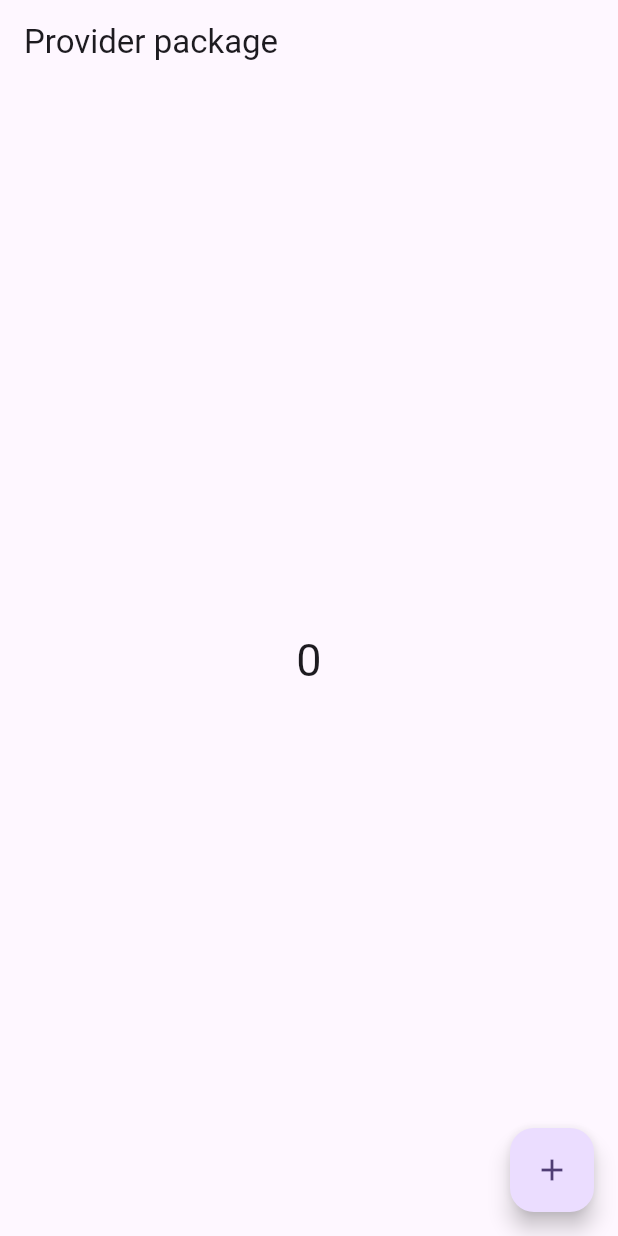
After one commit to MohammadBahlaq/flutter_application_1, a Flutter app: the screen it shows after launch, on a phone screen of 412 x 824 dp. The commit adds this screen. Run offline on Flutter 3.47's test engine with Material 3 defaults, Android fonts, the phone set to English and light mode, and no system bars; our stand-ins replace flutter_secure_storage, flutter_svg, geolocator, lottie, permission_handler, shared_preferences; missing offline and left inert: short_navigation.

Commit message:
Permisions, Lottie, Svg, Geolocator, Provider

```diff
--- a/lib/main.dart
+++ b/lib/main.dart
@@ -2,6 +2,7 @@
 
 import 'package:flutter/material.dart';
 import 'package:flutter/services.dart';
+import 'package:flutter_application_1/packages/geolocator_package.dart';
 import 'package:flutter_application_1/packages/lottie_package.dart';
 import 'package:flutter_application_1/packages/permission_handler_package.dart';
 import 'package:flutter_application_1/packages/secure_storge_2.dart';
@@ -9,6 +10,7 @@ import 'package:flutter_application_1/packages/secure_storge_package.dart';
 import 'package:flutter_application_1/packages/shared_preferences_package.dart';
 import 'package:flutter_application_1/packages/svg_package.dart';
 import 'package:flutter_application_1/packages/url_lanucher_package.dart';
+import 'package:flutter_application_1/provider/provider_package.dart';
 import 'package:flutter_application_1/widgets/bottom_sheet_widget.dart';
 import 'package:flutter_application_1/widgets/navigation_widgets/bottom_navigation_bar_widget.dart';
 import 'package:flutter_application_1/widgets/navigation_widgets/navigation.dart';
@@ -56,7 +58,7 @@ class MyApp extends StatelessWidget {
         useMaterial3: true,
         colorScheme: ColorScheme.fromSeed(seedColor: Colors.deepPurple),
       ),
-      home: PermissionHandlerPackage(),
+      home: ProviderPackage(),
       routes: {
         'pageOne': (_) => PageOne(),
         'pageTwo': (_) => PageTwo(),
--- /dev/null
+++ b/lib/provider/counter_controller.dart
@@ -0,0 +1,12 @@
+import 'package:flutter/material.dart';
+
+class CounterController with ChangeNotifier {
+  int counter = 0;
+  bool counterAbove5 = false;
+
+  void incrementCounter() {
+    // counter++;
+    // if (counter > 5) counterAbove5 = true;
+    notifyListeners();
+  }
+}
--- /dev/null
+++ b/lib/provider/provider_package.dart
@@ -0,0 +1,86 @@
+import 'package:flutter/material.dart';
+import 'package:flutter_application_1/provider/counter_controller.dart';
+import 'package:provider/provider.dart';
+
+class ProviderPackage extends StatelessWidget {
+  const ProviderPackage({super.key});
+
+  @override
+  Widget build(BuildContext _) {
+    print('build');
+
+    return ChangeNotifierProvider(
+      create: (_) => CounterController(),
+      child: Builder(
+        builder: (context) {
+          final counterCrt = context.read<CounterController>();
+
+          return Scaffold(
+            appBar: AppBar(title: Text('Provider package')),
+            floatingActionButton: FloatingActionButton(
+              onPressed: counterCrt.incrementCounter,
+              child: Icon(Icons.add),
+            ),
+
+            body: Center(
+              child: Consumer<CounterController>(
+                builder: (_, counterCrt, _) {
+                  print('Consumer rebuild');
+                  return Text(
+                    '${counterCrt.counter}',
+                    style: TextStyle(fontSize: 30),
+                  );
+                },
+              ),
+
+              // child: Selector<CounterController, int>(
+              //   selector: (p0, p1) => p1.counter,
+              //   builder: (context, value, child) {
+              //     return Text('$value', style: TextStyle(fontSize: 30));
+              //   },
+              // ),
+            ),
+
+            // body: Center(
+            //   child:
+            //       Selector<
+            //         CounterController,
+            //         ({int counter, bool counterAbove5})
+            //       >(
+            //         selector: (p0, p1) =>
+            //             (counter: p1.counter, counterAbove5: p1.counterAbove5),
+            //         builder: (context, recored, child) {
+            //           print('Selector rebuild');
+            //           return Column(
+            //             mainAxisAlignment: MainAxisAlignment.center,
+            //             children: [
+            //               Text(
+            //                 '${recored.counter}',
+            //                 style: TextStyle(fontSize: 30),
+            //               ),
+            //               Text(
+            //                 'Above 5? ${recored.counterAbove5}',
+            //                 style: TextStyle(fontSize: 30),
+            //               ),
+            //             ],
+            //           );
+            //         },
+            //       ),
+            // ),
+          );
+        },
+      ),
+    );
+  }
+}
+
+///Permisions
+///Lottie
+///Svg
+///Geolocator
+///Provider
+///Selector
+///Consumer
+///with ChangeNotifier
+///ChangeNotifierProvider
+///create: (_) => CounterController(),
--- a/pubspec.yaml
+++ b/pubspec.yaml
@@ -41,6 +41,8 @@ dependencies:
   lottie: ^3.3.1
   flutter_svg: ^2.2.0
   flutter_secure_storage: ^9.2.4
+  provider: ^6.1.5
+  geolocator: ^14.0.1
 
 dev_dependencies:
   flutter_test:
```
Also changed, not shown: assets/images/loading.json (added, +1 -0 lines), assets/images/success.json (added, +1 -0 lines), lib/core/app_images.dart (+11 -0 lines), lib/packages/geolocator_package.dart (added, +57 -0 lines), lib/packages/lottie_package.dart (added, +52 -0 lines), lib/packages/permission_handler_package.dart (added, +30 -0 lines), lib/packages/shared_preferences_package.dart (+28 -1 lines), lib/packages/svg_package.dart (added, +50 -0 lines), assets/images/appstore.png (added), assets/images/attendance_fingerprint.svg (added), assets/images/countdown.svg (added), pubspec.lock, 5 other files.
